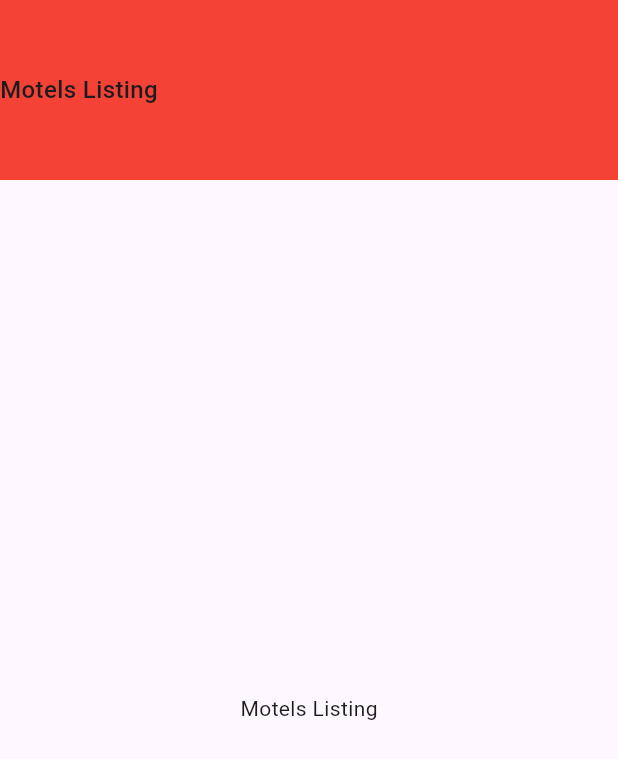
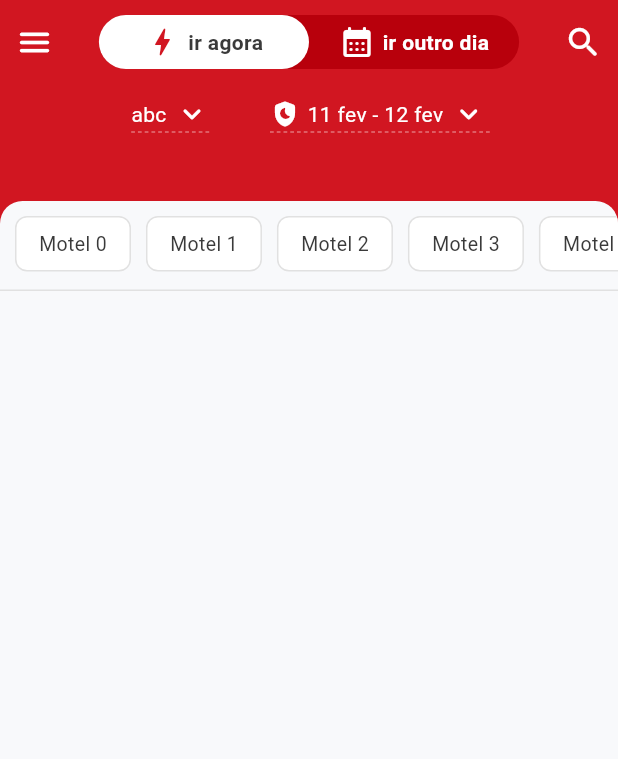
Before and after one commit to jpDEVsekiro/teste-guia-de-moteis, a Flutter app: the screen it shows after launch, on a phone screen of 412 x 824 dp. Shown: the top 759 px of the screen. Run offline on Flutter 3.47's test engine with Material 3 defaults, Android fonts, the phone set to English and light mode, and no system bars; our stand-ins replace flutter_riverpod.

Commit message:
feat: dotted menu and filter chip

```diff
--- /dev/null
+++ b/lib/app/design_system/palette.dart
@@ -0,0 +1,10 @@
+import 'package:flutter/material.dart';
+
+class Palette {
+  static Color get primary => Color(0xFFD11621);
+  static Color get secondary => Colors.white;
+  static Color get primaryAccent => Color(0xFFB8000C);
+  static Color get textColor => Color(0xFF3A3A3A);
+  static Color get dividerColor => Color(0xFFE1E1E1);
+  static Color get backgroundColor => Color(0xFFF8F9FB);
+}
--- a/lib/app/modules/motels_listing/motels_listing_page.dart
+++ b/lib/app/modules/motels_listing/motels_listing_page.dart
@@ -1,5 +1,7 @@
 import 'package:flutter/material.dart';
+import 'package:guia_de_moteis/app/design_system/palette.dart';
 import 'package:guia_de_moteis/app/modules/motels_listing/widgets/app_bar_listing.dart';
+import 'package:guia_de_moteis/app/modules/motels_listing/widgets/filter_chip_app.dart';
 
 class MotelsListing extends StatefulWidget {
   const MotelsListing({super.key});
@@ -12,10 +14,52 @@ class _MotelsListingState extends State<MotelsListing> {
   @override
   Widget build(BuildContext context) {
     return Scaffold(
-      appBar: AppBarListing(),
-      body: const Center(
-        child: Text('Motels Listing'),
-      ),
-    );
+        backgroundColor: Palette.primary,
+        appBar: AppBarListing(),
+        body: ClipRRect(
+          borderRadius: BorderRadius.only(
+            topLeft: Radius.circular(15),
+            topRight: Radius.circular(15),
+          ),
+          child: Container(
+              height: double.infinity,
+              width: double.infinity,
+              color: Palette.backgroundColor,
+              child: Column(
+                mainAxisSize: MainAxisSize.min,
+                children: [
+                  SizedBox(
+                    height: 10,
+                  ),
+                  SizedBox(
+                    height: 37,
+                    child: ListView.separated(
+                      itemCount: 10,
+                      shrinkWrap: true,
+                      scrollDirection: Axis.horizontal,
+                      padding: EdgeInsets.symmetric(horizontal: 10),
+                      separatorBuilder: (context, index) {
+                        return SizedBox(
+                          width: 10,
+                        );
+                      },
+                      itemBuilder: (context, index) {
+                        return FilterChipApp(
+                          label: 'Motel $index',
+                          selected: false,
+                        );
+                      },
+                    ),
+                  ),
+                  SizedBox(
+                    height: 12,
+                  ),
+                  Divider(
+                    color: Palette.dividerColor,
+                    height: 1,
+                  ),
+                ],
+              )),
+        ));
   }
 }
--- a/lib/app/modules/motels_listing/widgets/app_bar_listing.dart
+++ b/lib/app/modules/motels_listing/widgets/app_bar_listing.dart
@@ -1,4 +1,7 @@
 import 'package:flutter/material.dart';
+import 'package:guia_de_moteis/app/design_system/palette.dart';
+import 'package:guia_de_moteis/app/modules/motels_listing/widgets/custom_switch.dart';
+import 'package:guia_de_moteis/app/modules/motels_listing/widgets/dotted_menu_button.dart';
 
 class AppBarListing extends StatelessWidget implements PreferredSizeWidget {
   const AppBarListing({super.key});
@@ -7,16 +10,71 @@ class AppBarListing extends StatelessWidget implements PreferredSizeWidget {
   Widget build(BuildContext context) {
     return Container(
       height: preferredSize.height,
-      color: Colors.red,
-      child: Row(
+      color: Palette.primary,
+      child: Column(
         children: [
-          const Text(
-            'Motels Listing',
-            style: TextStyle(
-              fontSize: 16,
-              fontWeight: FontWeight.w500,
-            ),
+          SizedBox(
+            height: MediaQuery.of(context).padding.top + 10,
           ),
+          Row(
+            mainAxisAlignment: MainAxisAlignment.center,
+            children: [
+              SizedBox(
+                width: 10,
+              ),
+              Icon(
+                size: 26,
+                Icons.menu_rounded,
+                color: Palette.secondary,
+              ),
+              Spacer(),
+              CustomSwitch(
+                value: true,
+                onChanged: (value) {
+                  print(value);
+                },
+              ),
+              Spacer(),
+              Icon(
+                size: 26,
+                Icons.search_rounded,
+                color: Palette.secondary,
+              ),
+              SizedBox(
+                width: 10,
+              ),
+            ],
+          ),
+          SizedBox(
+            height: 18,
+          ),
+          Row(
+            mainAxisAlignment: MainAxisAlignment.center,
+            children: [
+              DottedMenuButton(
+                child: Text('abc', style: TextStyle(color: Palette.secondary)),
+              ),
+              SizedBox(
+                width: 40,
+              ),
+              DottedMenuButton(
+                child: Row(
+                  children: [
+                    Icon(
+                      Icons.shield_moon_rounded,
+                      color: Palette.secondary,
+                      size: 20,
+                    ),
+                    SizedBox(
+                      width: 5,
+                    ),
+                    Text('11 fev - 12 fev',
+                        style: TextStyle(color: Palette.secondary)),
+                  ],
+                ),
+              ),
+            ],
+          )
         ],
       ),
     );
@@ -24,5 +82,5 @@ class AppBarListing extends StatelessWidget implements PreferredSizeWidget {
 
   @override
   // TODO: implement preferredSize
-  Size get preferredSize => Size.fromHeight(120);
+  Size get preferredSize => Size.fromHeight(134);
 }
--- /dev/null
+++ b/lib/app/modules/motels_listing/widgets/custom_switch.dart
@@ -0,0 +1,121 @@
+import 'package:flutter/material.dart';
+import 'package:guia_de_moteis/app/design_system/palette.dart';
+
+class CustomSwitch extends StatefulWidget {
+  final bool value;
+  final ValueChanged<bool> onChanged;
+
+  CustomSwitch({Key? key, required this.value, required this.onChanged})
+      : super(key: key);
+
+  @override
+  _CustomSwitchState createState() => _CustomSwitchState();
+}
+
+class _CustomSwitchState extends State<CustomSwitch>
+    with SingleTickerProviderStateMixin {
+  late AnimationController _animationController = AnimationController(
+      duration: const Duration(milliseconds: 150), vsync: this);
+  late Animation<double> _circleAnimation;
+  bool state = true;
+
+  @override
+  Widget build(BuildContext context) {
+    _circleAnimation = Tween<double>(
+            begin: 0, end: MediaQuery.of(context).size.width * 0.68 / 2)
+        .animate(_animationController);
+    return GestureDetector(
+      onTap: () {
+        state = !state;
+        if (_animationController.isCompleted) {
+          _animationController.reverse();
+        } else {
+          _animationController.forward();
+        }
+        setState(() {});
+        widget.onChanged(!state);
+      },
+      child: Container(
+        width: MediaQuery.of(context).size.width * 0.68,
+        height: 36,
+        decoration: BoxDecoration(
+          borderRadius: BorderRadius.circular(30),
+          color: Palette.primaryAccent,
+        ),
+        child: Stack(
+          children: [
+            AnimatedBuilder(
+                animation: _animationController,
+                builder: (context, child) {
+                  return Padding(
+                    padding: EdgeInsets.only(left: _circleAnimation.value),
+                    child: Container(
+                      width: MediaQuery.of(context).size.width * 0.68 / 2,
+                      height: 46,
+                      decoration: BoxDecoration(
+                        color: Palette.secondary,
+                        borderRadius: BorderRadius.circular(30),
+                      ),
+                    ),
+                  );
+                }),
+            Row(
+              children: [
+                Expanded(
+                  child: Center(
+                    child: Row(
+                      mainAxisAlignment: MainAxisAlignment.center,
+                      children: [
+                        Icon(Icons.bolt_rounded,
+                            color: state ? Palette.primary : Palette.secondary),
+                        SizedBox(
+                          width: 5,
+                        ),
+                        Text(
+                          'ir agora',
+                          style: TextStyle(
+                            color:
+                                state ? Palette.textColor : Palette.secondary,
+                            fontWeight: FontWeight.bold,
+                          ),
+                        ),
+                      ],
+                    ),
+                  ),
+                ),
+                Expanded(
+                  child: Center(
+                    child: Row(
+                      mainAxisAlignment: MainAxisAlignment.center,
+                      children: [
+                        Icon(Icons.calendar_month_rounded,
+                            color: state ? Palette.secondary : Palette.primary),
+                        SizedBox(
+                          width: 5,
+                        ),
+                        Text(
+                          'ir outro dia',
+                          style: TextStyle(
+                            color:
+                                state ? Palette.secondary : Palette.textColor,
+                            fontWeight: FontWeight.bold,
+                          ),
+                        ),
+                      ],
+                    ),
+                  ),
+                ),
+              ],
+            ),
+          ],
+        ),
+      ),
+    );
+  }
+
+  @override
+  void dispose() {
+    _animationController.dispose();
+    super.dispose();
+  }
+}
--- /dev/null
+++ b/lib/app/modules/motels_listing/widgets/dotted_menu_button.dart
@@ -0,0 +1,59 @@
+import 'package:flutter/material.dart';
+import 'package:guia_de_moteis/app/design_system/palette.dart';
+
+class DottedMenuButton extends StatelessWidget {
+  const DottedMenuButton({super.key, required this.child});
+  final Widget child;
+
+  @override
+  Widget build(BuildContext context) {
+    return CustomPaint(
+      painter: DottedBorderPainter(),
+      child: Container(
+        child: Row(
+          children: [
+            child,
+            SizedBox(
+              width: 5,
+            ),
+            Icon(
+              Icons.keyboard_arrow_down_rounded,
+              color: Colors.white,
+            ),
+          ],
+        ),
+      ),
+    );
+  }
+}
+
+class DottedBorderPainter extends CustomPainter {
+  @override
+  void paint(Canvas canvas, Size size) {
+    final paint = Paint()
+      ..color = Palette.secondary
+      ..strokeWidth = 0.4
+      ..style = PaintingStyle.stroke;
+
+    final double dashWidth = 2.5; // Width of each dash
+    final double dashSpace = 2; // Space between each dash
+
+    double startX = 0;
+
+    // Draw bottom border
+    startX = 0;
+    while (startX < size.width) {
+      canvas.drawLine(
+        Offset(startX, size.height),
+        Offset(startX + dashWidth, size.height),
+        paint,
+      );
+      startX += dashWidth + dashSpace;
+    }
+  }
+
+  @override
+  bool shouldRepaint(covariant CustomPainter oldDelegate) {
+    return false;
+  }
+}
--- /dev/null
+++ b/lib/app/modules/motels_listing/widgets/filter_chip_app.dart
@@ -0,0 +1,34 @@
+import 'package:flutter/material.dart';
+import 'package:guia_de_moteis/app/design_system/palette.dart';
+
+class FilterChipApp extends StatelessWidget {
+  const FilterChipApp({super.key, required this.label, required this.selected});
+  final String label;
+  final bool selected;
+
+  @override
+  Widget build(BuildContext context) {
+    return Container(
+      child: Center(
+        child: Padding(
+          padding: const EdgeInsets.symmetric(horizontal: 15),
+          child: Text(
+            label,
+            style: TextStyle(
+              color: selected ? Colors.white : Palette.textColor,
+              fontSize: 13,
+            ),
+          ),
+        ),
+      ),
+      decoration: BoxDecoration(
+        color: selected ? Palette.primary : Palette.secondary,
+        borderRadius: BorderRadius.circular(8),
+        border: Border.all(
+          color: selected ? Palette.primary : Palette.dividerColor,
+          width: 1,
+        ),
+      ),
+    );
+  }
+}
```
Also changed, not shown: assets/Screenshot_20250205_211351.jpg (added).
